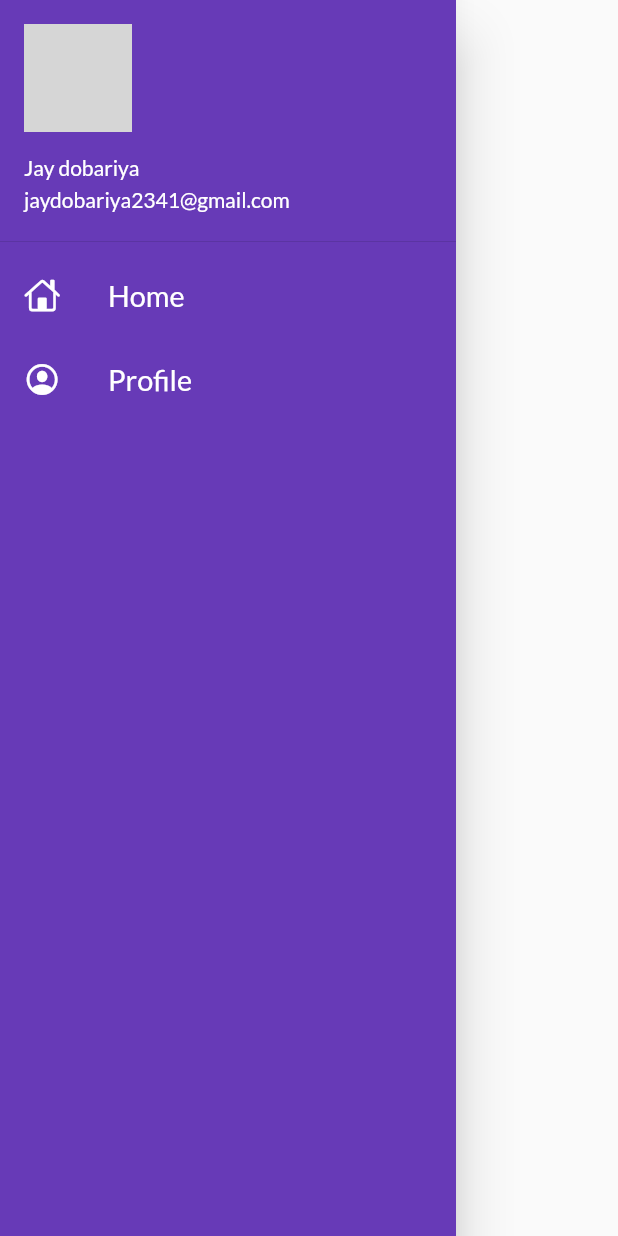
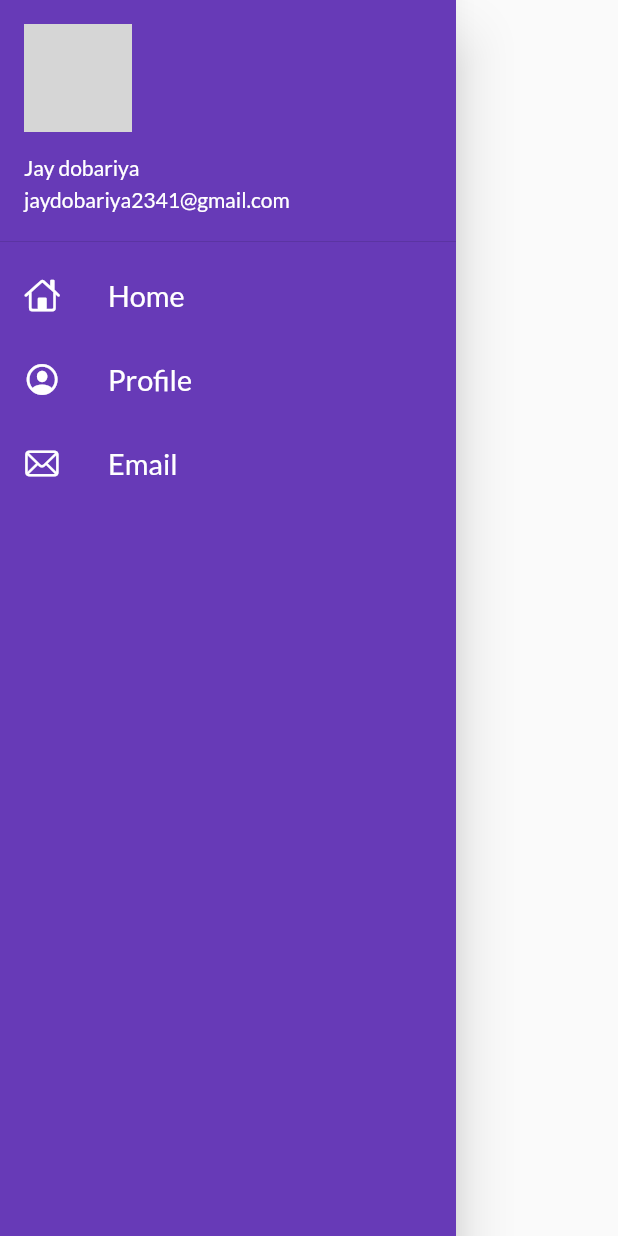
Before and after one commit to jaydobariya8/30DaysOfFlutter, a Flutter app: the MyDrawer widget shown alone on an empty page, opened directly, on a phone screen of 412 x 824 dp. Run offline on Flutter 3.47's test engine with Material 2 defaults, Android fonts, the phone set to English and light mode, and no system bars; our stand-ins replace google_fonts; network calls fail; grey boxes are pictures that could not be loaded.

Commit message:
day-11 done

```diff
--- a/lib/models/catolog.dart
+++ b/lib/models/catolog.dart
@@ -22,5 +22,5 @@ final Products = [
       desc: "Apple Iphone 14th gen",
       price: 999,
       color: "33505a",
-      image: "sdkjfhskdjfb"),
+      image: "/imgage"),
 ];
--- a/lib/widgets/drawer.dart
+++ b/lib/widgets/drawer.dart
@@ -18,7 +18,9 @@ class MyDrawer extends StatelessWidget {
                   margin: EdgeInsets.zero,
                   accountName: Text("Jay dobariya"),
                   accountEmail: Text("jaydobariya2341@gmail.com"),
-                  currentAccountPicture: Image.network(imgUrl),
+                  currentAccountPicture: CircleAvatar(
+                    backgroundImage: NetworkImage(imgUrl),
+                  ),
                 )),
             ListTile(
               leading: Icon(
@@ -41,6 +43,17 @@ class MyDrawer extends StatelessWidget {
                 style: TextStyle(color: Colors.white),
                 textScaleFactor: 1.2,
               ),
+            ),
+            ListTile(
+              leading: Icon(
+                CupertinoIcons.mail,
+                color: Colors.white,
+              ),
+              title: Text(
+                "Email",
+                style: TextStyle(color: Colors.white),
+                textScaleFactor: 1.2,
+              ),
             )
           ],
         ),
```
